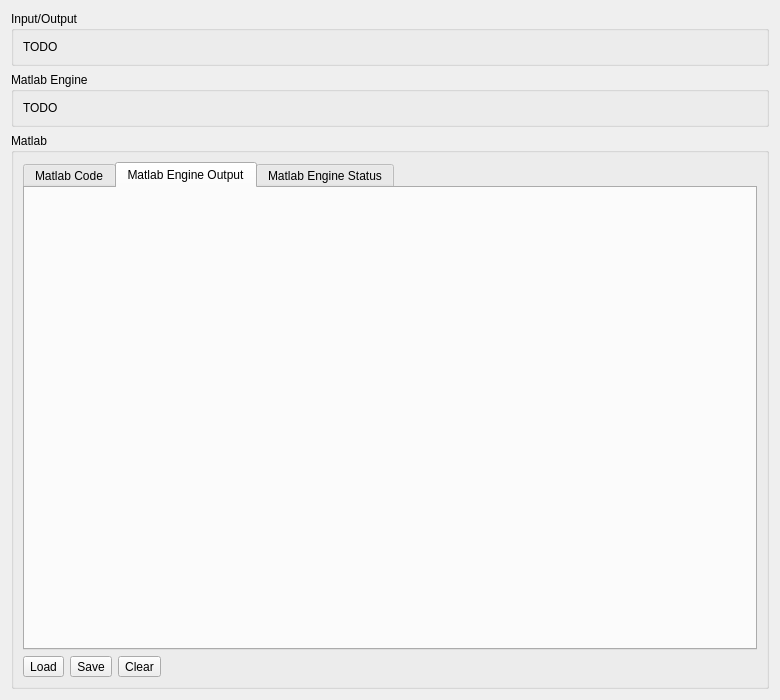
Qt form src/Interface/Modules/Matlab/InterfaceWithMatlab.ui (SCIInstitute/SCIRun) before a commit.
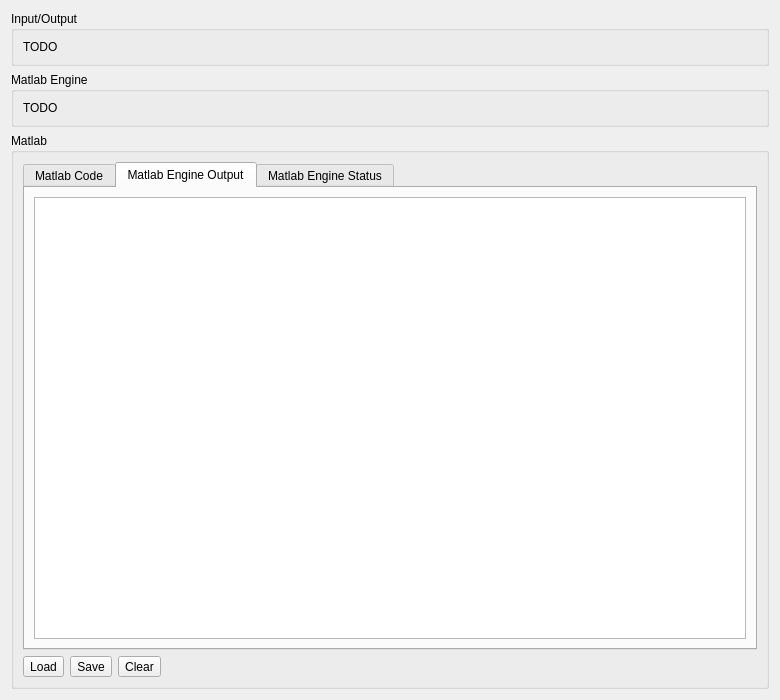
The same form after that commit. The open tabs and pages were chosen to show the change.

Commit message:
Module+UI shell are there. Impl maybe at 20% done. Closes #927
Part 2 coming after merge.

The edit to the form file:
```diff
--- a/src/Interface/Modules/Matlab/InterfaceWithMatlab.ui
+++ b/src/Interface/Modules/Matlab/InterfaceWithMatlab.ui
@@ -80,6 +80,11 @@
          <attribute name="title">
           <string>Matlab Engine Output</string>
          </attribute>
+         <layout class="QHBoxLayout" name="horizontalLayout_4">
+          <item>
+           <widget class="QTextEdit" name="textEdit"/>
+          </item>
+         </layout>
         </widget>
         <widget class="QWidget" name="tab_3">
          <attribute name="title">
```
Left out of the diff: 7 changed lines with no effect on the pictures. The commit also changes 3 other files.
